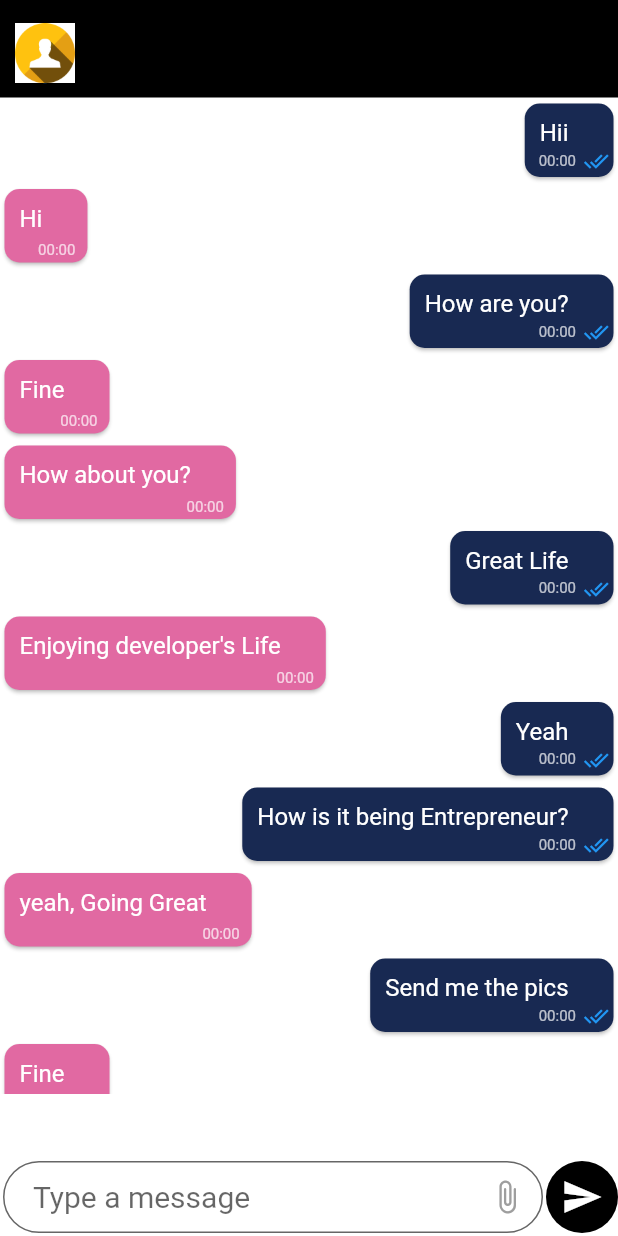
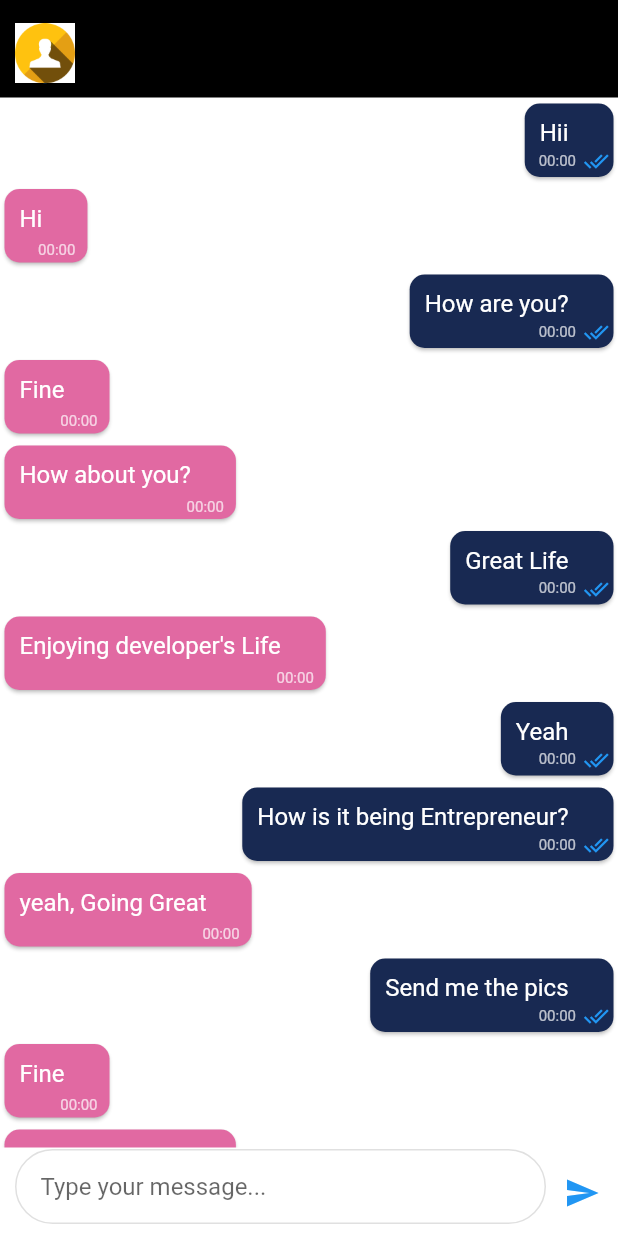
Before and after one commit to NaveenakrishnanS/Project_HMC, a Flutter app: the SingleChat screen opened directly with empty values, on a phone screen of 412 x 824 dp. Run offline on Flutter 3.47's test engine with Material 2 defaults, Android fonts, the phone set to English and light mode, and no system bars; our stand-ins replace cloud_firestore, firebase_auth, firebase_core, flutter_otp_text_field, flutter_secure_storage; missing offline and left inert: country_calling_code_picker, floating_action_bubble_custom, pointycastle, searchbar_animation; accounts and stored records are empty.

Commit message:
Update single_chat.dart

```diff
--- a/lib/screens/single_chat.dart
+++ b/lib/screens/single_chat.dart
@@ -3,15 +3,51 @@ import 'package:project_hmc/screens/message_card/receive_card.dart';
 import 'package:project_hmc/screens/message_card/send_card.dart';
 
 class SingleChat extends StatefulWidget {
-  const SingleChat({Key? key, required this.name,required this.uID}) : super(key: key);
+  const SingleChat({Key? key, required this.name, required this.uID})
+      : super(key: key);
   final String name, uID;
+
   @override
   State<SingleChat> createState() => _SingleChatState();
 }
 
 class _SingleChatState extends State<SingleChat> {
   final TextEditingController _controller = TextEditingController();
+  final ScrollController _scrollController = ScrollController();
 
+  final List _messages = [
+    const InputMessage(text: 'Hii'),
+    const ReplyMessage(text: 'Hi'),
+    const InputMessage(text: 'How are you?'),
+    const ReplyMessage(text: 'Fine'),
+    const ReplyMessage(text: 'How about you?'),
+    const InputMessage(text: 'Great Life'),
+    const ReplyMessage(text: 'Enjoying developer\'s Life'),
+    const InputMessage(text: 'Yeah'),
+    const InputMessage(text: 'How is it being Entrepreneur?'),
+    const ReplyMessage(text: 'yeah, Going Great'),
+    const InputMessage(text: 'Send me the pics'),
+    const ReplyMessage(text: 'Fine'),
+    const ReplyMessage(text: 'do you need all?'),
+    const InputMessage(text: 'Yeah, man'),
+    const ReplyMessage(text: 'ok Cool!'),
+    const InputMessage(text: 'Hmm'),
+    const ReplyMessage(text: 'Mmmm'),
+    const InputMessage(text: 'Check Your Mail'),
+    const ReplyMessage(text: 'Wait a second! Let me check it'),
+    const ReplyMessage(text: 'Ok! All looks great'),
+    const InputMessage(text: 'I too felt it same as you are'),
+    const ReplyMessage(text: 'Ok! Bye! Got to go!'),
+    const InputMessage(text: 'Bye! Bye!'),
+  ];
+  @override
+  void initState() {
+    super.initState();
+    WidgetsBinding.instance.addPostFrameCallback((_) {
+      // Scroll to the end of the list on page load
+      _scrollController.jumpTo(_scrollController.position.maxScrollExtent);
+    });
+  }
   @override
   Widget build(BuildContext context) {
     return Stack(
@@ -35,11 +71,9 @@ class _SingleChatState extends State<SingleChat> {
                   child: Padding(
                       padding: const EdgeInsets.only(top: 15, left: 10),
                       child: Row(
-                      children:  [
+                        children: [
                           CircleAvatar(
-                          child: Image.asset(
-                            'assets/user.jpg'
-                          ),
+                            child: Image.asset('assets/user.jpg'),
                           ),
                           // const Icon(
                           //   Icons.person,
@@ -70,86 +104,75 @@ class _SingleChatState extends State<SingleChat> {
               child: Stack(
                 children: [
                   Container(
-                  color: Colors.white,
-                  height: MediaQuery.of(context).size.height - 160,
-                  child: ListView(
-                    padding: const EdgeInsets.only(bottom: 15),
+                    padding: const EdgeInsets.only(top: 0),
+                    decoration: const BoxDecoration(color: Colors.white),
+                    child: SingleChildScrollView(
+                      child: ListView.builder(
+                        controller: _scrollController,
+                        padding: const EdgeInsets.only(bottom: 80),
                         shrinkWrap: true,
-                    children: const [
-                      InputMessage(text: 'Hii'),
-                      ReplyMessage(text: 'Hi'),
-                      InputMessage(text: 'How are you?'),
-                      ReplyMessage(text: 'Fine'),
-                      ReplyMessage(text: 'How about you?'),
-                      InputMessage(text: 'Great Life'),
-                      ReplyMessage(text: 'Enjoying developer\'s Life'),
-                      InputMessage(text: 'Yeah'),
-                      InputMessage(text: 'How is it being Entrepreneur?'),
-                      ReplyMessage(text: 'yeah, Going Great'),
-                      InputMessage(text: 'Send me the pics'),
-                      ReplyMessage(text: 'Fine'),
-                      ReplyMessage(text: 'do you need all?'),
-                      InputMessage(text: 'Yeah, man'),
-                      ReplyMessage(text: 'ok Cool!'),
-                      InputMessage(text: 'Hmm'),
-                      ReplyMessage(text: 'Mmmm'),
-                      InputMessage(text: 'Check Your Mail'),
-                      ReplyMessage(text: 'Wait a second! Let me check it'),
-                      ReplyMessage(text: 'Ok! All looks great'),
-                      InputMessage(text: 'I too felt it same as you are'),
-                      ReplyMessage(text: 'Ok! Bye! Got to go!'),
-                      InputMessage(text: 'Bye! Bye!'),
-                    ],
+                        physics: const NeverScrollableScrollPhysics(),
+                        itemCount: _messages.length,
+                        itemBuilder: (context, index) {
+                          return _messages[index];
+                        },
                       ),
                     ),
-                Align(
-                  alignment: Alignment.bottomCenter,
+                  ),
+                  Positioned(
+                    bottom: 0,
+                    left: 0,
+                    right: 0,
+                    child: Container(
+                      decoration: const BoxDecoration(
+                        border: Border(
+                          top: BorderSide(color: Colors.transparent, width: 1),
+                        ),
+                        color: Colors.white,
+                      ),
                       child: Row(
                         children: [
                           Expanded(
+                            child: Padding(
+                              padding: const EdgeInsets.only(left: 10, bottom: 8),
                               child: Container(
-                          padding: const EdgeInsets.symmetric(
-                              vertical: 2.0, horizontal: 2.0),
+                                decoration: BoxDecoration(
+                                  border: Border.all(color: Colors.grey.shade300),
+                                  borderRadius: BorderRadius.circular(25),
+                                ),
+                                child: Padding(
+                                  padding: const EdgeInsets.symmetric(horizontal: 16),
                                   child: TextField(
                                     controller: _controller,
-                            style: const TextStyle(
-                                fontSize: 20.0, color: Colors.black87),
-                            decoration: InputDecoration(
-                              hintText: 'Type a message',
-                              suffixIcon: IconButton(
-                                splashRadius: 10,
-                                icon: const Icon(Icons.attach_file_rounded),
-                                color: Colors.grey,
-                                onPressed: () {},
-                              ),
-                              filled: true,
-                              fillColor: Colors.white,
-                              contentPadding: const EdgeInsets.only(
-                                  left: 20.0,
-                                  bottom: 8.0,
-                                  top: 8.0,
-                                  right: 16.0),
-                              border: OutlineInputBorder(
-                                borderRadius: BorderRadius.circular(50.0),
+                                    decoration: const InputDecoration(
+                                      hintText: 'Type your message...',
+                                      border: InputBorder.none,
                                     ),
                                   ),
                                 ),
                               ),
                             ),
-                      Material(
-                        color: Colors.black,borderRadius: BorderRadius.circular(30),
-                        child: IconButton(
-                          splashRadius: 20,
-                          onPressed: () {},
-                          splashColor: Colors.black87,hoverColor: Colors.black87,
-                          icon: const Icon(
-                            Icons.send,
-                            color: Colors.white,
                           ),
-                          iconSize: 28,
-                        ),
+                          IconButton(
+                            icon: const Icon(Icons.send),
+                            onPressed: () {
+                              InputMessage input =
+                              InputMessage(text: _controller.text);
+                              setState(() {
+                                _messages.add(input);
+                              });
+                              _controller.clear();
+                              _scrollController.animateTo(
+                                _scrollController.position.maxScrollExtent,
+                                duration:  const Duration(milliseconds: 500),
+                                curve: Curves.fastOutSlowIn,
+                              );
+                              FocusScope.of(context).unfocus();
+                            },
+                            color: Theme.of(context).primaryColor,
                           ),
                         ],
+                      ),
                     ),
                   ),
                 ],
```
Lines whose indentation alone changed are shown as unchanged.
